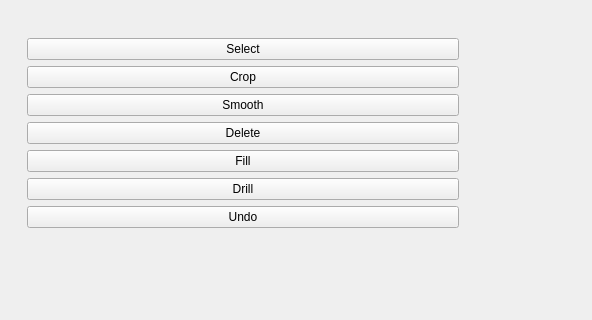
This is bone3d.ui in Thanatossan/bone3d as Qt 5 draws it before an edit; both pictures show x 0 to 592 and y 289 to 609 of the 973 by 609 pixel window. The edited form follows.
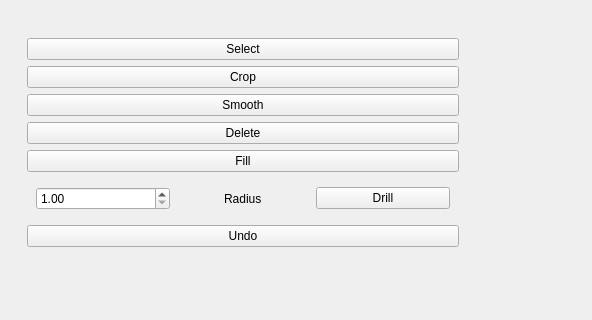
This is the edited form.

What changed in the file:
```diff
--- a/bone3d.ui
+++ b/bone3d.ui
@@ -187,10 +187,39 @@
            </widget>
           </item>
           <item>
+           <widget class="QWidget" name="widget_5" native="true">
+            <layout class="QHBoxLayout" name="horizontalLayout_3">
+             <item>
+              <widget class="QDoubleSpinBox" name="spinbox_radius">
+               <property name="minimumSize">
+                <size>
+                 <width>100</width>
+                 <height>0</height>
+                </size>
+               </property>
+               <property name="minimum">
+                <double>1.000000000000000</double>
+               </property>
+               <property name="singleStep">
+                <double>0.500000000000000</double>
+               </property>
+              </widget>
+             </item>
+             <item alignment="Qt::AlignHCenter">
+              <widget class="QLabel" name="label">
+               <property name="text">
+                <string>Radius</string>
+               </property>
+              </widget>
+             </item>
+             <item>
            <widget class="QPushButton" name="button_drill">
             <property name="text">
              <string>Drill</string>
             </property>
+              </widget>
+             </item>
+            </layout>
            </widget>
           </item>
           <item>
```
Lines whose indentation alone changed are shown as unchanged.
